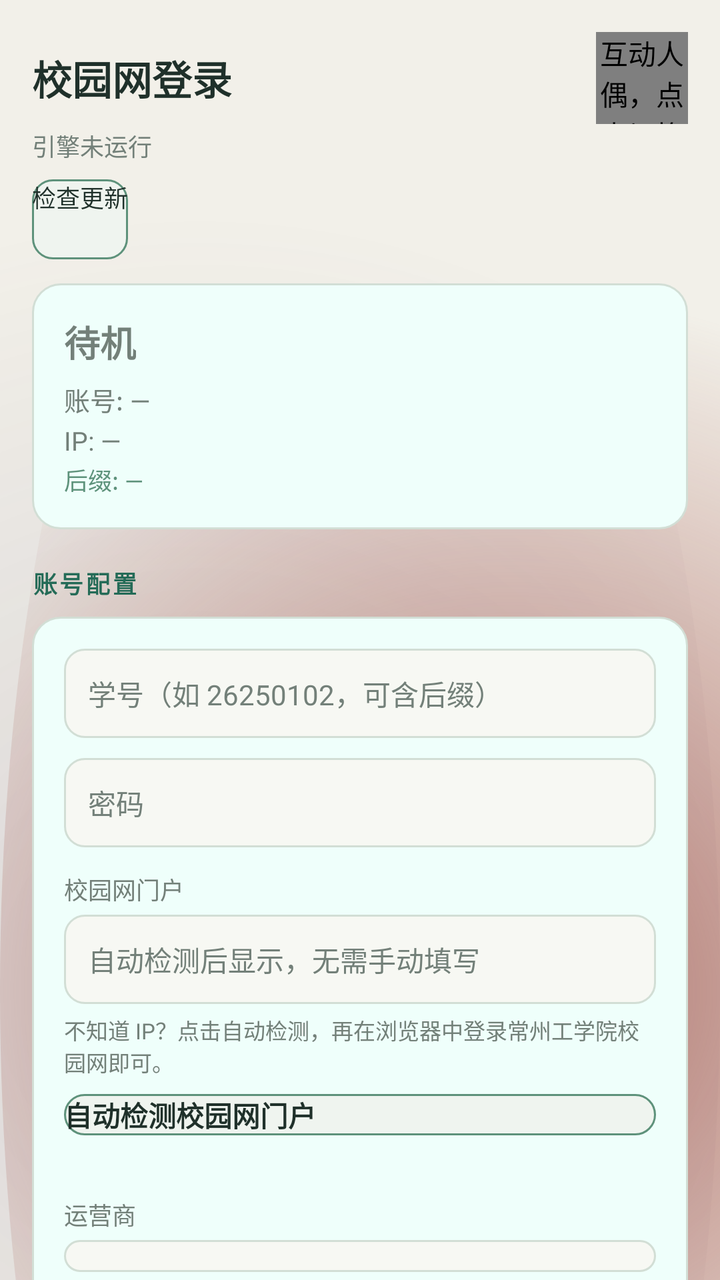
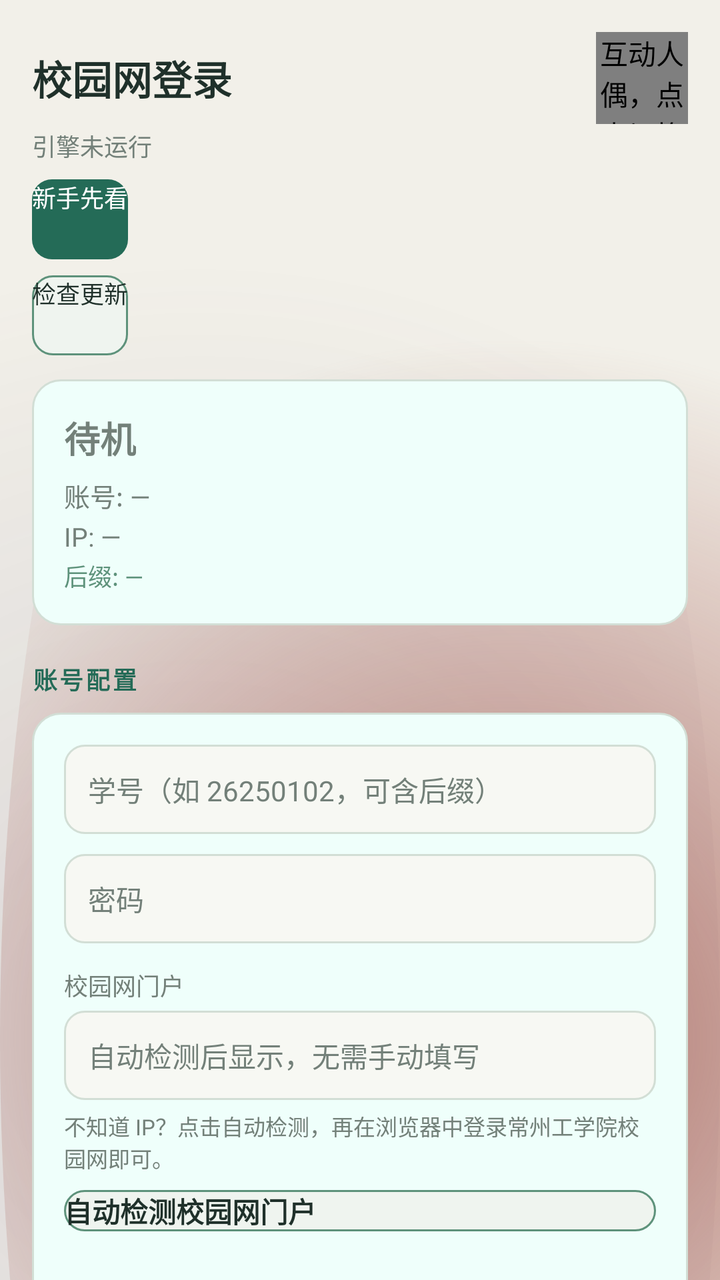

An Android layout rendered at two revisions. The XML below is the earlier revision; the diff shows what the commit changed to produce the second picture.
<!-- AndroidManifest.xml: application theme AppTheme -->
<!-- res/layout/activity_main.xml -->
<?xml version="1.0" encoding="utf-8"?>
<ScrollView xmlns:android="http://schemas.android.com/apk/res/android"
    android:layout_width="match_parent"
    android:layout_height="match_parent"
    android:fillViewport="true"
    android:scrollbars="none">

    <LinearLayout
        android:layout_width="match_parent"
        android:layout_height="wrap_content"
        android:orientation="vertical"
        android:padding="16dp"
        android:background="@drawable/bg_mobile">

        <LinearLayout
            android:layout_width="match_parent"
            android:layout_height="wrap_content"
            android:gravity="center_vertical"
            android:orientation="horizontal">
            <TextView
                android:layout_width="0dp"
                android:layout_height="wrap_content"
                android:layout_weight="1"
                android:text="@string/app_name"
                android:textColor="@color/text"
                android:textSize="20sp"
                android:textStyle="bold" />
            <com.campuslogin.app.PersonaView
                android:id="@+id/personaView"
                android:layout_width="46dp"
                android:layout_height="46dp"
                android:contentDescription="互动人偶，点击切换表情" />
        </LinearLayout>

        <TextView
            android:id="@+id/tvEngineState"
            android:layout_width="wrap_content"
            android:layout_height="wrap_content"
            android:layout_marginTop="2dp"
            android:textColor="@color/muted"
            android:textSize="12sp"
            android:text="引擎未运行" />

        <Button
            android:id="@+id/btnCheckUpdates"
            android:layout_width="wrap_content"
            android:layout_height="40dp"
            android:layout_marginTop="8dp"
            android:background="@drawable/btn_secondary"
            android:text="检查更新"
            android:textColor="@color/text"
            android:textSize="12sp" />

        
        <LinearLayout
            android:layout_width="match_parent"
            android:layout_height="wrap_content"
            android:layout_marginTop="12dp"
            android:background="@drawable/bg_card"
            android:orientation="vertical"
            android:padding="16dp">

            <TextView
                android:id="@+id/tvState"
                android:layout_width="wrap_content"
                android:layout_height="wrap_content"
                android:text="待机"
                android:textColor="@color/muted"
                android:textSize="18sp"
                android:textStyle="bold" />

            <TextView
                android:id="@+id/tvAccount"
                android:layout_width="wrap_content"
                android:layout_height="wrap_content"
                android:layout_marginTop="6dp"
                android:textColor="@color/muted"
                android:textSize="13sp"
                android:text="账号: —" />

            <TextView
                android:id="@+id/tvInfo"
                android:layout_width="wrap_content"
                android:layout_height="wrap_content"
                android:layout_marginTop="2dp"
                android:textColor="@color/muted"
                android:textSize="13sp"
                android:text="IP: —" />

            <TextView
                android:id="@+id/tvSuffixHint"
                android:layout_width="wrap_content"
                android:layout_height="wrap_content"
                android:layout_marginTop="2dp"
                android:textColor="@color/accent_dim"
                android:textSize="12sp"
                android:text="后缀: —" />
        </LinearLayout>

        
        <TextView
            android:layout_width="wrap_content"
            android:layout_height="wrap_content"
            android:layout_marginTop="18dp"
            android:layout_marginBottom="8dp"
            android:text="@string/section_config"
            android:textAllCaps="true"
            android:letterSpacing="0.1"
            android:textColor="@color/accent"
            android:textSize="12sp"
            android:textStyle="bold" />

        <LinearLayout
            android:layout_width="match_parent"
            android:layout_height="wrap_content"
            android:background="@drawable/bg_card"
            android:orientation="vertical"
            android:padding="16dp">

            <EditText
                android:id="@+id/etAccount"
                android:layout_width="match_parent"
                android:layout_height="wrap_content"
                android:background="@drawable/bg_input"
                android:hint="@string/hint_account"
                android:inputType="text"
                android:padding="12dp"
                android:textColor="@color/text"
                android:textColorHint="@color/muted"
                android:textSize="14sp" />

            <EditText
                android:id="@+id/etPassword"
                android:layout_width="match_parent"
                android:layout_height="wrap_content"
                android:layout_marginTop="10dp"
                android:background="@drawable/bg_input"
                android:hint="@string/hint_password"
                android:inputType="textPassword"
                android:padding="12dp"
                android:textColor="@color/text"
                android:textColorHint="@color/muted"
                android:textSize="14sp" />

            <TextView
                android:layout_width="wrap_content"
                android:layout_height="wrap_content"
                android:layout_marginTop="12dp"
                android:text="校园网门户"
                android:textColor="@color/muted"
                android:textSize="12sp" />

            <EditText
                android:id="@+id/etPortalHost"
                android:layout_width="match_parent"
                android:layout_height="wrap_content"
                android:layout_marginTop="4dp"
                android:background="@drawable/bg_input"
                android:hint="自动检测后显示，无需手动填写"
                android:inputType="text"
                android:focusable="false"
                android:clickable="false"
                android:padding="12dp"
                android:textColor="@color/text"
                android:textColorHint="@color/muted"
                android:textSize="14sp" />

            <TextView
                android:layout_width="match_parent"
                android:layout_height="wrap_content"
                android:layout_marginTop="5dp"
                android:text="不知道 IP？点击自动检测，再在浏览器中登录常州工学院校园网即可。"
                android:textColor="@color/muted"
                android:textSize="11sp" />

            <Button
                android:id="@+id/btnDiscoverPortal"
                android:layout_width="match_parent"
                android:layout_height="wrap_content"
                android:layout_marginTop="8dp"
                android:background="@drawable/btn_secondary"
                android:text="自动检测校园网门户"
                android:textColor="@color/text"
                android:textStyle="bold" />

            <TextView
                android:id="@+id/tvNetworkProfile"
                android:layout_width="match_parent"
                android:layout_height="wrap_content"
                android:layout_marginTop="4dp"
                android:textColor="@color/muted"
                android:textSize="11sp" />

            <TextView
                android:layout_width="wrap_content"
                android:layout_height="wrap_content"
                android:layout_marginTop="12dp"
                android:text="运营商"
                android:textColor="@color/muted"
                android:textSize="12sp" />

            <Spinner
                android:id="@+id/spCarrier"
                android:layout_width="match_parent"
                android:layout_height="wrap_content"
                android:layout_marginTop="4dp"
                android:background="@drawable/bg_input"
                android:padding="8dp" />

            <EditText
                android:id="@+id/etCustomSuffix"
                android:layout_width="match_parent"
                android:layout_height="wrap_content"
                android:layout_marginTop="10dp"
                android:background="@drawable/bg_input"
                android:hint="@string/hint_custom_suffix"
                android:inputType="text"
                android:padding="12dp"
                android:textColor="@color/text"
                android:textColorHint="@color/muted"
                android:textSize="14sp"
                android:visibility="gone" />

            <Switch
                android:id="@+id/swAutoLogin"
                android:layout_width="match_parent"
                android:layout_height="wrap_content"
                android:layout_marginTop="12dp"
                android:text="@string/sw_auto_login"
                android:textColor="@color/text"
                android:textSize="14sp" />

            <Switch
                android:id="@+id/swBootStart"
                android:layout_width="match_parent"
                android:layout_height="wrap_content"
                android:layout_marginTop="6dp"
                android:text="@string/sw_boot_start"
                android:textColor="@color/text"
                android:textSize="14sp" />

            <Button
                android:id="@+id/btnSave"
                android:layout_width="match_parent"
                android:layout_height="wrap_content"
                android:layout_marginTop="14dp"
                android:background="@drawable/btn_primary"
                android:text="@string/btn_save"
                android:textColor="@color/btn_text_dark"
                android:textStyle="bold" />
        </LinearLayout>

        
        <TextView
            android:layout_width="wrap_content"
            android:layout_height="wrap_content"
            android:layout_marginTop="18dp"
            android:layout_marginBottom="8dp"
            android:text="@string/section_engine"
            android:textAllCaps="true"
            android:letterSpacing="0.1"
            android:textColor="@color/accent"
            android:textSize="12sp"
            android:textStyle="bold" />

        <LinearLayout
            android:layout_width="match_parent"
            android:layout_height="wrap_content"
            android:background="@drawable/bg_card"
            android:orientation="vertical"
            android:padding="16dp">

            <LinearLayout
                android:layout_width="match_parent"
                android:layout_height="wrap_content"
                android:orientation="horizontal">

                <Button
                    android:id="@+id/btnStart"
                    android:layout_width="0dp"
                    android:layout_height="wrap_content"
                    android:layout_weight="1"
                    android:layout_marginEnd="6dp"
                    android:background="@drawable/btn_primary"
                    android:text="@string/btn_start"
                    android:textColor="@color/btn_text_dark"
                    android:textStyle="bold" />

                <Button
                    android:id="@+id/btnStop"
                    android:layout_width="0dp"
                    android:layout_height="wrap_content"
                    android:layout_weight="1"
                    android:layout_marginStart="6dp"
                    android:background="@drawable/btn_secondary"
                    android:text="@string/btn_stop"
                    android:textColor="@color/text" />
            </LinearLayout>

            <LinearLayout
                android:layout_width="match_parent"
                android:layout_height="wrap_content"
                android:layout_marginTop="10dp"
                android:orientation="horizontal">

                <Button
                    android:id="@+id/btnLoginNow"
                    android:layout_width="0dp"
                    android:layout_height="wrap_content"
                    android:layout_weight="1"
                    android:layout_marginEnd="6dp"
                    android:background="@drawable/btn_secondary"
                    android:text="@string/btn_login"
                    android:textColor="@color/text" />

                <Button
                    android:id="@+id/btnLogout"
                    android:layout_width="0dp"
                    android:layout_height="wrap_content"
                    android:layout_weight="1"
                    android:layout_marginStart="6dp"
                    android:background="@drawable/btn_secondary"
                    android:text="@string/btn_logout"
                    android:textColor="@color/text" />
            </LinearLayout>

            <TextView
                android:layout_width="wrap_content"
                android:layout_height="wrap_content"
                android:layout_marginTop="10dp"
                android:text="提示：请在系统设置中关闭本应用的电池优化，以保证后台心跳稳定。"
                android:textColor="@color/muted"
                android:textSize="11sp" />
        </LinearLayout>

        
        <TextView
            android:layout_width="wrap_content"
            android:layout_height="wrap_content"
            android:layout_marginTop="18dp"
            android:layout_marginBottom="8dp"
            android:text="@string/section_log"
            android:textAllCaps="true"
            android:letterSpacing="0.1"
            android:textColor="@color/accent"
            android:textSize="12sp"
            android:textStyle="bold" />

        <TextView
            android:id="@+id/tvLog"
            android:layout_width="match_parent"
            android:layout_height="wrap_content"
            android:background="@drawable/bg_input"
            android:fontFamily="monospace"
            android:padding="12dp"
            android:text="—"
            android:textColor="@color/muted"
            android:textSize="11sp" />

        <Space
            android:layout_width="match_parent"
            android:layout_height="16dp" />

        <TextView
            android:layout_width="match_parent"
            android:layout_height="wrap_content"
            android:gravity="center"
            android:text="产品制作者：陈成睿 · v1.0.6"
            android:textColor="@color/muted"
            android:textSize="10sp" />

        <Space
            android:layout_width="match_parent"
            android:layout_height="24dp" />
    </LinearLayout>
</ScrollView>
<!-- resources referenced by this layout -->
<resources>
  <color name="accent">#246B57</color>
  <color name="accent_dim">#5E927B</color>
  <color name="btn_text_dark">#FFFFFF</color>
  <color name="muted">#738079</color>
  <color name="text">#1F302A</color>
  <!-- drawable bg_card (drawable) -->
  <?xml version="1.0" encoding="utf-8"?>
  <shape xmlns:android="http://schemas.android.com/apk/res/android" android:shape="rectangle">
      <solid android:color="@color/card" />
      <corners android:radius="14dp" />
      <stroke android:width="1dp" android:color="@color/card_stroke" />
  </shape>
  <!-- drawable bg_input (drawable) -->
  <?xml version="1.0" encoding="utf-8"?>
  <shape xmlns:android="http://schemas.android.com/apk/res/android" android:shape="rectangle">
      <solid android:color="@color/input_bg" />
      <corners android:radius="10dp" />
      <stroke android:width="1dp" android:color="@color/card_stroke" />
  </shape>
  <!-- drawable bg_mobile (drawable) -->
  <?xml version="1.0" encoding="utf-8"?>
  <layer-list xmlns:android="http://schemas.android.com/apk/res/android">
      <item android:drawable="@color/bg" />
      <item android:top="-90dp" android:left="-160dp">
          <shape android:shape="oval"><gradient android:type="radial" android:gradientRadius="390dp" android:startColor="#244B3866" android:endColor="#00F2F0E9" /></shape>
      </item>
      <item android:top="-90dp" android:right="-150dp">
          <shape android:shape="oval"><gradient android:type="radial" android:gradientRadius="350dp" android:startColor="#D0A65E55" android:endColor="#00F2F0E9" /></shape>
      </item>
  </layer-list>
  <!-- drawable btn_primary (drawable) -->
  <?xml version="1.0" encoding="utf-8"?>
  <shape xmlns:android="http://schemas.android.com/apk/res/android" android:shape="rectangle">
      <solid android:color="@color/accent" />
      <corners android:radius="10dp" />
  </shape>
  <!-- drawable btn_secondary (drawable) -->
  <?xml version="1.0" encoding="utf-8"?>
  <shape xmlns:android="http://schemas.android.com/apk/res/android" android:shape="rectangle">
      <solid android:color="#EFF4EF" />
      <corners android:radius="10dp" />
      <stroke android:width="1dp" android:color="@color/accent_dim" />
  </shape>
  <string name="app_name">校园网登录</string>
  <string name="btn_login">立即登录</string>
  <string name="btn_logout">注销</string>
  <string name="btn_save">保存配置</string>
  <string name="btn_start">启动自动引擎</string>
  <string name="btn_stop">停止引擎</string>
  <string name="hint_account">学号（如 26250102，可含后缀）</string>
  <string name="hint_custom_suffix">自定义后缀（如 @cmcc）</string>
  <string name="hint_password">密码</string>
  <string name="section_config">账号配置</string>
  <string name="section_engine">自动引擎</string>
  <string name="section_log">运行日志</string>
  <string name="sw_auto_login">断线自动重连</string>
  <string name="sw_boot_start">开机自动启动</string>
  <style name="AppTheme" parent="android:Theme.Material.NoActionBar">
          <item name="android:windowBackground">@color/bg</item>
          <item name="android:colorAccent">@color/accent</item>
          <item name="android:colorControlActivated">@color/accent</item>
          <item name="android:statusBarColor">@color/bg</item>
          <item name="android:navigationBarColor">@color/bg</item>
          <item name="android:textColor">@color/text</item>
          <item name="android:textColorHint">@color/muted</item>
          <item name="android:colorControlNormal">@color/muted</item>
      </style>
  <color name="card">#EFFFFB</color>
  <color name="card_stroke">#D2DED5</color>
  <color name="input_bg">#F7F8F3</color>
  <color name="bg">#F2F0E9</color>
</resources>

<!-- the commit's change to res/layout/activity_main.xml (unified diff, before → after) -->
@@ -40,6 +40,17 @@
             android:textColor="@color/muted"
             android:textSize="12sp"
             android:text="引擎未运行" />
+
+        <Button
+            android:id="@+id/btnGuide"
+            android:layout_width="wrap_content"
+            android:layout_height="40dp"
+            android:layout_marginTop="8dp"
+            android:layout_marginEnd="8dp"
+            android:background="@drawable/btn_primary"
+            android:text="新手先看"
+            android:textColor="@color/btn_text_dark"
+            android:textSize="12sp" />
 
         <Button
             android:id="@+id/btnCheckUpdates"
